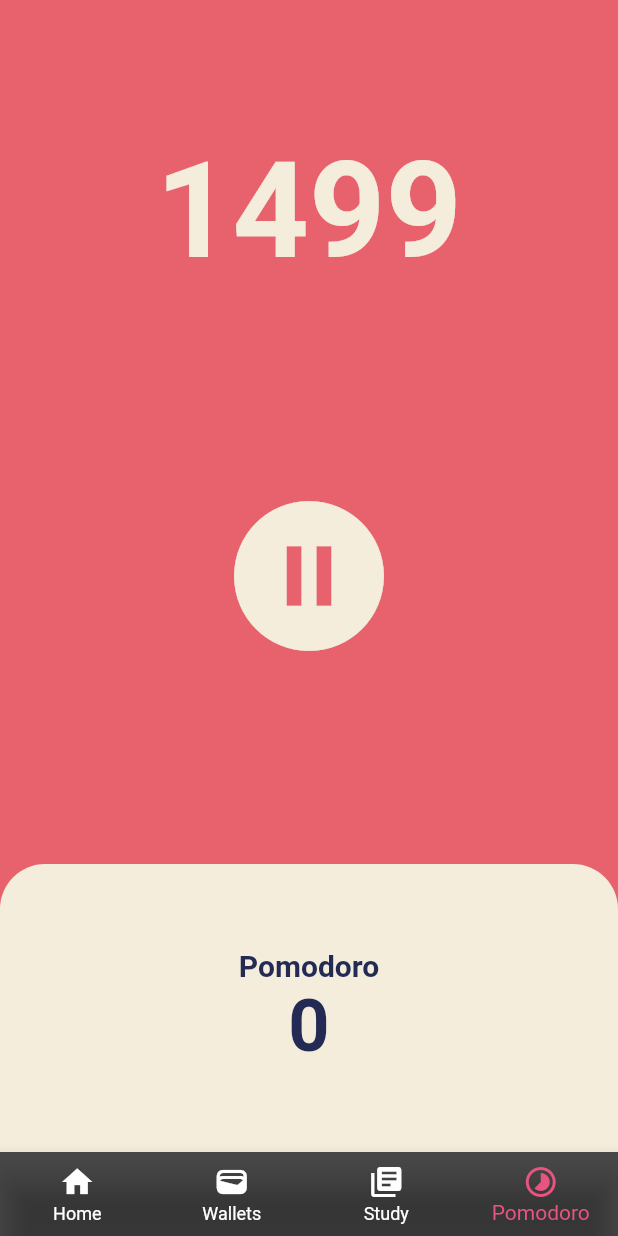
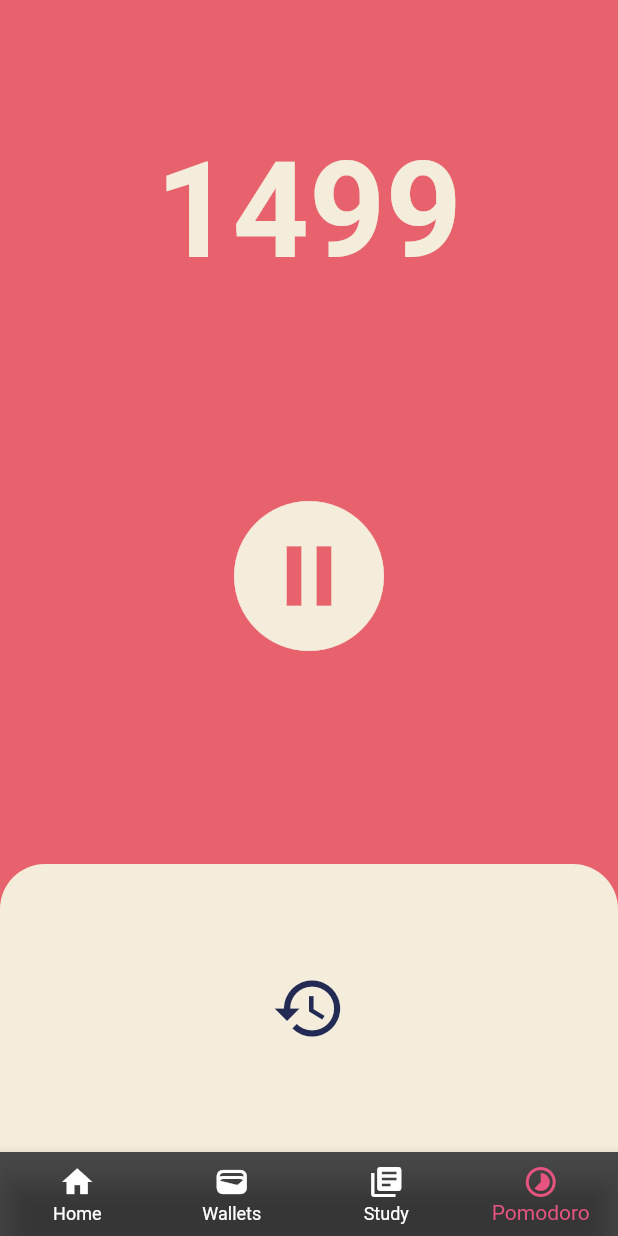
Before and after one commit to GangOn0215/flutter-toonfilx, a Flutter app: the screen it shows after launch, item 4 of the bottom bar chosen, after a tap on the "play circle outline" icon, on a phone screen of 412 x 824 dp. Run offline on Flutter 3.47's test engine with Material 2 defaults, Android fonts, the phone set to English and light mode, and no system bars.

```diff
--- a/lib/screens/pomodoro_screen.dart
+++ b/lib/screens/pomodoro_screen.dart
@@ -14,8 +14,9 @@ class _PomodoroScreenState extends State<PomodoroScreen> {
   final _textHeadline1 = const Color(0xFF232B55);
   final _cardColor = const Color(0xFFF4EDDB);
 
-  int totalSeconds = 1500;
-  bool isRunning = false;
+  int totalSeconds = 1500; // 총시간
+  int totalPomodoro = 0;
+  bool isRunning = false; // 돌아가는 중?
   late Timer timer;
 
   void onTick(Timer timer) {
@@ -40,6 +41,14 @@ class _PomodoroScreenState extends State<PomodoroScreen> {
 
     setState(() {
       isRunning = false;
+    });
+  }
+
+  void onReset() {
+    timer.cancel();
+    setState(() {
+      isRunning = false;
+      totalSeconds = 1500;
     });
   }
 
@@ -95,6 +104,17 @@ class _PomodoroScreenState extends State<PomodoroScreen> {
                     child: Column(
                       mainAxisAlignment: MainAxisAlignment.center,
                       children: [
+                        isRunning
+                            ? IconButton(
+                                onPressed: onReset,
+                                iconSize: 50,
+                                icon: Icon(
+                                  Icons.restore,
+                                  color: _textHeadline1,
+                                ),
+                              )
+                            : Column(
+                                children: [
                                   Text(
                                     'Pomodoro',
                                     style: TextStyle(
@@ -104,13 +124,15 @@ class _PomodoroScreenState extends State<PomodoroScreen> {
                                     ),
                                   ),
                                   Text(
-                          '0',
+                                    '$totalPomodoro',
                                     style: TextStyle(
                                       fontSize: 48,
                                       fontWeight: FontWeight.w600,
                                       color: _textHeadline1,
                                     ),
                                   ),
+                                ],
+                              )
                       ],
                     ),
                   ),
```
Lines whose indentation alone changed are shown as unchanged.
